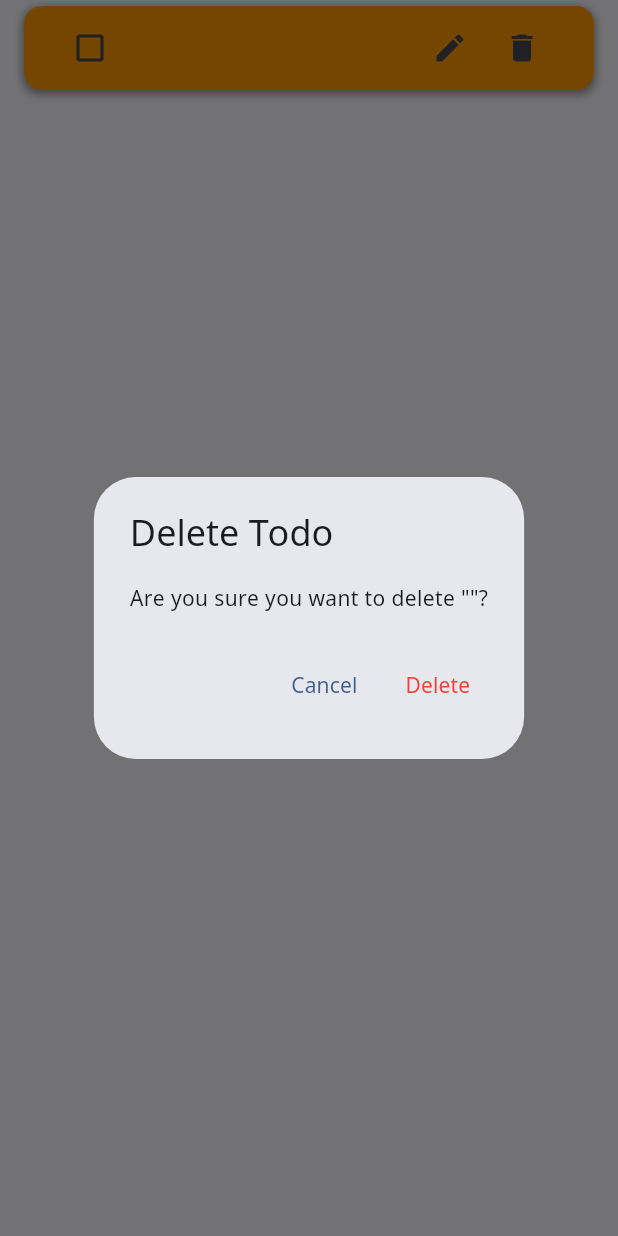
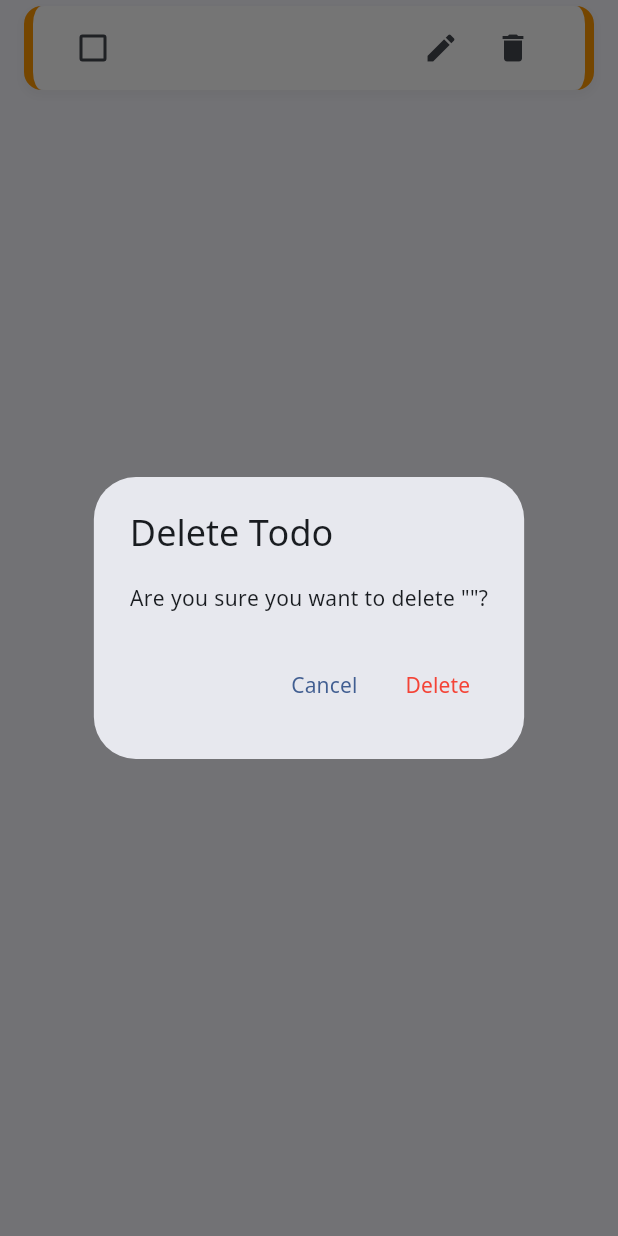
Before and after one commit to sannchesda/dgc_demo_project, a Flutter app: the TodoItem widget shown alone on an empty page, opened directly with empty values, after a tap on the "delete" icon, on a phone screen of 412 x 824 dp. Run offline on Flutter 3.47's test engine with Material 3 defaults, Android fonts, the phone set to English and light mode, and no system bars; our stand-ins replace cloud_firestore, firebase_core, fl_chart, get, get_storage, permission_handler; accounts and stored records are empty.

Commit message:
improve ui and bug fix

```diff
--- a/lib/controllers/todo_controller.dart
+++ b/lib/controllers/todo_controller.dart
@@ -14,10 +14,9 @@ class TodoController extends GetxController {
   final Rx<LoadingState> loadingStatus = LoadingState.loading.obs;
 
   // Text controllers
-  final TextEditingController searchController = TextEditingController();
-  final TextEditingController addTodoController = TextEditingController();
-  final TextEditingController addTodoDescriptionController =
-      TextEditingController();
+  final searchController = TextEditingController();
+  final addTodoController = TextEditingController();
+  final addTodoDescriptionController = TextEditingController();
 
   // Additional state for UI
   final RxBool isAddingTodo = false.obs;
--- a/lib/views/home_page.dart
+++ b/lib/views/home_page.dart
@@ -186,11 +186,12 @@ class _HomePageState extends State<HomePage> {
                       child: ui_states.EmptyState(
                         title: 'No todos yet',
                         subtitle:
-                            'Add your first todo above to get started!\nPull down to refresh.',
+                        'Add your first todo above to get started!\nPull down to refresh.',
                         icon: Icons.checklist,
                         onActionPressed: () {
                           controller.addTodoController.text = '';
                           FocusScope.of(context).requestFocus(FocusNode());
+                          Get.to(() => const AddTodoPage());
                         },
                         actionText: 'Add Todo',
                       ),
@@ -198,6 +199,7 @@ class _HomePageState extends State<HomePage> {
                   ),
                 );
               }
+
 
               // No search results
               if (filteredTodos.isEmpty && searchQuery.isNotEmpty) {
--- a/lib/widgets/todo_item.dart
+++ b/lib/widgets/todo_item.dart
@@ -22,22 +22,27 @@ class TodoItem extends StatelessWidget {
     return Container(
       margin: const EdgeInsets.symmetric(vertical: 4, horizontal: 16),
       decoration: BoxDecoration(
-        color: getBackgroundColor(),
         borderRadius: BorderRadius.circular(12),
+        // add elevation effect
+        boxShadow: [
+          BoxShadow(
+            color: Colors.grey.withOpacity(0.1),
+            spreadRadius: 1,
+            blurRadius: 5,
+            offset: const Offset(0, 3),
+          )
+        ],
+        color: Colors.white,
         border: Border(
           left: BorderSide(
             color: getPriorityColor(),
-            width: 4,
+            width: 6,
+          ),
+          right: BorderSide(
+            color: getPriorityColor(),
+            width: 6,
           ),
         ),
-        boxShadow: [
-          BoxShadow(
-            color: Colors.grey..withValues(alpha: 0.1),
-            spreadRadius: 1,
-            blurRadius: 4,
-            offset: const Offset(0, 2),
-          ),
-        ],
       ),
       child: ListTile(
         leading: Checkbox(
@@ -69,19 +74,6 @@ class TodoItem extends StatelessWidget {
     );
   }
 
-  Color getBackgroundColor() {
-    switch (todo.priority) {
-      case TodoPriority.low:
-        return Colors.green;
-      case TodoPriority.medium:
-        return Colors.orange;
-      case TodoPriority.high:
-        return Colors.red;
-      case TodoPriority.urgent:
-        return Colors.purple;
-    }
-  }
-
   Color getPriorityColor() {
     switch (todo.priority) {
       case TodoPriority.low:
```
